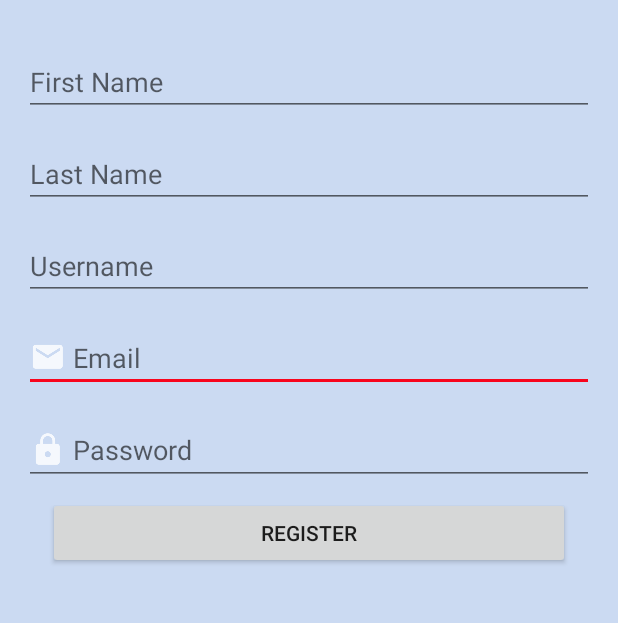
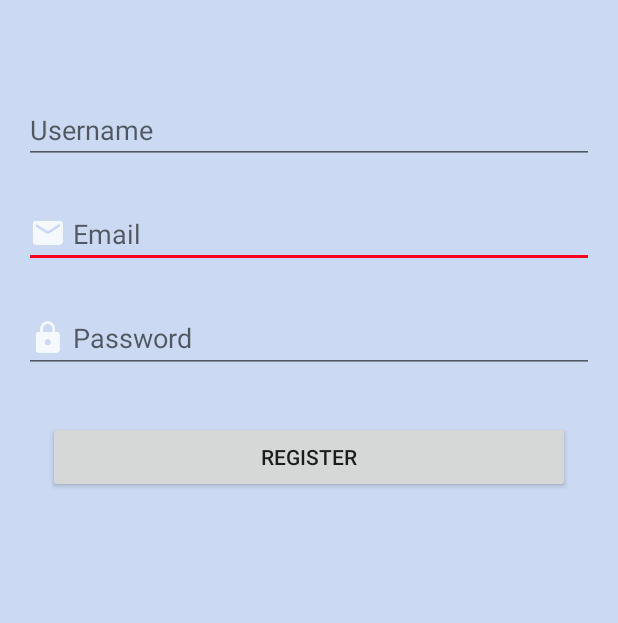
Before and after one commit to noparticularskill/RPL, an Android app: the Register screen opened directly, with no data from a screen before it, after a tap on "REGISTER", on a phone screen of 412 x 824 dp, the part 183-806 px from its top. Run offline under Robolectric (Android 15) with nearby library versions, the light colour scheme and no system bars; our stand-ins replace Firebase (no records; nobody signed in at launch, a user with empty details on screens opened directly).

Commit message:
first name dan last name sudah dihapus

```diff
--- a/app/src/main/java/com/example/android/tel_unewsportal/Register.java
+++ b/app/src/main/java/com/example/android/tel_unewsportal/Register.java
@@ -19,8 +19,8 @@ import com.google.firebase.database.FirebaseDatabase;
 
 public class Register extends AppCompatActivity {
     DatabaseReference user = FirebaseDatabase.getInstance().getReference("User");
-    EditText email, username, password, first_name, last_name;
-    String mEmail, mUsername, mPassword, mfirst, mlast;
+    EditText email, username, password;
+    String mEmail, mUsername, mPassword;
 
 
     @Override
@@ -39,8 +39,6 @@ public class Register extends AppCompatActivity {
         email=findViewById(R.id.input_email);
         username=findViewById(R.id.input_confirm);
         password=findViewById(R.id.input_password);
-        first_name=findViewById(R.id.edtFirst);
-        last_name=findViewById(R.id.edtLast);
     }
 
     public void register(View view) {
@@ -48,8 +46,6 @@ public class Register extends AppCompatActivity {
         mEmail = email.getText().toString();
         mPassword = password.getText().toString();
         mUsername = username.getText().toString();
-        mfirst=first_name.getText().toString();
-        mlast=last_name.getText().toString();
 
         if (mUsername.isEmpty()){
             msg("username harus diisi");
@@ -62,12 +58,6 @@ public class Register extends AppCompatActivity {
         if (mPassword.isEmpty()){
             msg("password harus diisi");
             return;
-        }
-        if (mfirst.isEmpty()){
-            msg("first name harus diisi");
-        }
-        if (mlast.isEmpty()){
-            msg("last name harus diisi");
         }
         if (mPassword.length() < 6){
             msg("password minimal 6 karakter");
--- a/app/src/main/res/layout/activity_register.xml
+++ b/app/src/main/res/layout/activity_register.xml
@@ -26,7 +26,7 @@
         android:id="@+id/input_email"
         android:layout_width="0dp"
         android:layout_height="wrap_content"
-        android:layout_marginTop="16dp"
+        android:layout_marginTop="24dp"
         android:drawableLeft="@drawable/ic_email"
         android:ems="10"
         android:hint=" Email"
@@ -39,7 +39,7 @@
         android:id="@+id/input_password"
         android:layout_width="0dp"
         android:layout_height="46dp"
-        android:layout_marginTop="16dp"
+        android:layout_marginTop="24dp"
         android:drawableLeft="@drawable/ic_pass"
         android:ems="10"
         android:hint=" Password"
@@ -52,20 +52,22 @@
         android:id="@+id/input_confirm"
         android:layout_width="0dp"
         android:layout_height="wrap_content"
-        android:layout_marginTop="16dp"
+        android:layout_marginStart="16dp"
+        android:layout_marginTop="64dp"
+        android:layout_marginEnd="16dp"
         android:ems="10"
         android:hint="Username"
         android:inputType="text"
-        app:layout_constraintEnd_toEndOf="@+id/edtLast"
-        app:layout_constraintStart_toStartOf="@+id/edtLast"
-        app:layout_constraintTop_toBottomOf="@+id/edtLast" />
+        app:layout_constraintEnd_toEndOf="parent"
+        app:layout_constraintStart_toStartOf="parent"
+        app:layout_constraintTop_toBottomOf="@+id/main_title_register" />
 
     <Button
         android:id="@+id/button2"
         android:layout_width="0dp"
         android:layout_height="wrap_content"
         android:layout_marginStart="32dp"
-        android:layout_marginTop="8dp"
+        android:layout_marginTop="32dp"
         android:layout_marginEnd="32dp"
         android:onClick="register"
         android:text="register"
@@ -75,31 +77,5 @@
         app:layout_constraintTop_toBottomOf="@+id/input_password"
         tools:ignore="MissingConstraints" />
 
-    <EditText
-        android:id="@+id/edtFirst"
-        android:layout_width="0dp"
-        android:layout_height="wrap_content"
-        android:layout_marginStart="16dp"
-        android:layout_marginTop="32dp"
-        android:layout_marginEnd="16dp"
-        android:ems="10"
-        android:hint="First Name"
-        android:inputType="textPersonName"
-        app:layout_constraintEnd_toEndOf="parent"
-        app:layout_constraintStart_toStartOf="parent"
-        app:layout_constraintTop_toBottomOf="@+id/main_title_register" />
-
-    <EditText
-        android:id="@+id/edtLast"
-        android:layout_width="0dp"
-        android:layout_height="wrap_content"
-        android:layout_marginTop="16dp"
-        android:ems="10"
-        android:hint="Last Name"
-        android:inputType="textPersonName"
-        app:layout_constraintEnd_toEndOf="@+id/edtFirst"
-        app:layout_constraintStart_toStartOf="@+id/edtFirst"
-        app:layout_constraintTop_toBottomOf="@+id/edtFirst" />
-
 
 </android.support.constraint.ConstraintLayout>
```
